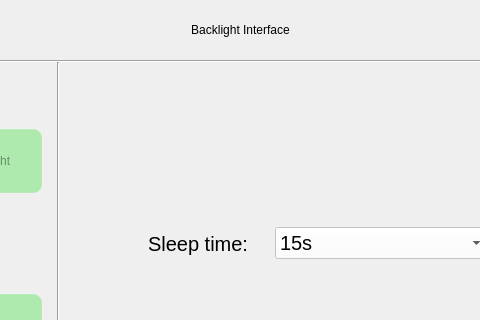
Above: backlight.ui from jizizihe/baijie_demo before the change; both pictures show x 89 to 569 and y 0 to 320 of the 659 by 425 pixel window. Below: the same form after it.
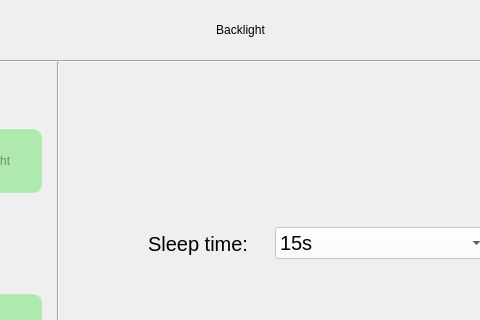
That is the form after the change. Icons and pictures are not drawn. Custom widgets are drawn as their Qt base class.

What changed in the file:
```diff
--- a/backlight.ui
+++ b/backlight.ui
@@ -857,7 +857,7 @@
       <item>
        <widget class="QLabel" name="label_5">
         <property name="text">
-         <string>Backlight Interface</string>
+         <string>Backlight</string>
         </property>
         <property name="alignment">
          <set>Qt::AlignCenter</set>
```
